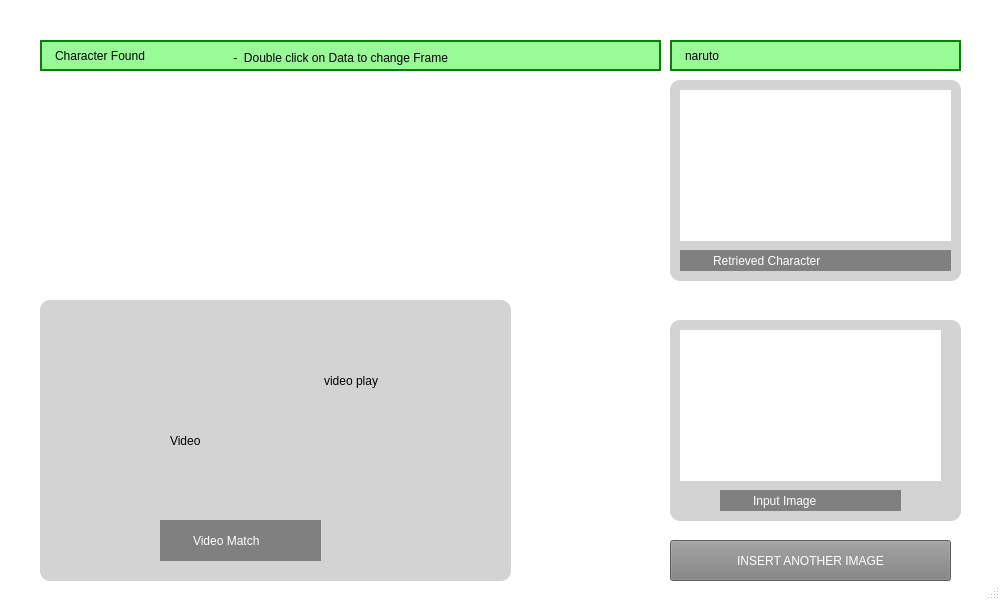
This is UI_ccir.ui in syaz131/Gui-cartoon-retrieval as Qt 5 draws it before an edit. The edited form follows.
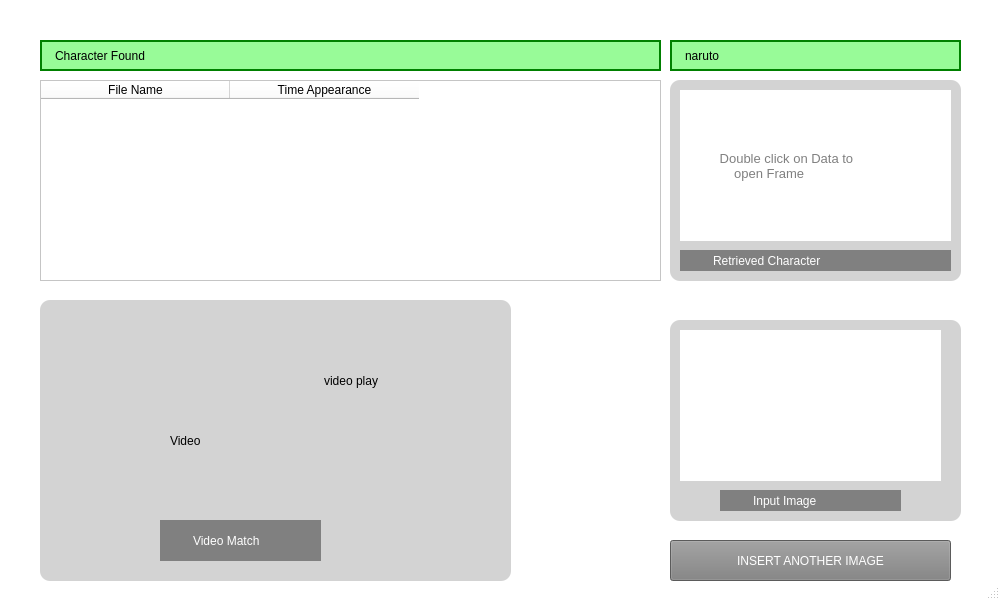
This is the edited form. Icons and pictures are not drawn.

The edit to the form file:
```diff
--- a/UI_ccir.ui
+++ b/UI_ccir.ui
@@ -763,10 +763,13 @@
        </property>
        <property name="styleSheet">
         <string notr="true">background-color:white;
-border-radius: 0;</string>
+border-radius: 0;
+font-size: 9.5pt;
+color: gray;</string>
        </property>
        <property name="text">
-        <string/>
+        <string>           Double click on Data to 
+               open Frame</string>
        </property>
        <property name="pixmap">
         <pixmap>images/title we bare bear.png</pixmap>
@@ -864,21 +867,40 @@
        </property>
       </widget>
      </widget>
-     <widget class="QLabel" name="label_8">
+     <widget class="QTableWidget" name="tableFrameFound">
       <property name="geometry">
        <rect>
-        <x>230</x>
-        <y>50</y>
-        <width>331</width>
-        <height>16</height>
+        <x>40</x>
+        <y>80</y>
+        <width>621</width>
+        <height>201</height>
        </rect>
       </property>
-      <property name="styleSheet">
-       <string notr="true">font: 9pt; background-color:palegreen;</string>
+      <property name="editTriggers">
+       <set>QAbstractItemView::NoEditTriggers</set>
       </property>
-      <property name="text">
-       <string> -  Double click on Data to change Frame</string>
+      <property name="alternatingRowColors">
+       <bool>true</bool>
       </property>
+      <property name="selectionMode">
+       <enum>QAbstractItemView::NoSelection</enum>
+      </property>
+      <attribute name="horizontalHeaderDefaultSectionSize">
+       <number>189</number>
+      </attribute>
+      <attribute name="verticalHeaderCascadingSectionResizes">
+       <bool>false</bool>
+      </attribute>
+      <column>
+       <property name="text">
+        <string>File Name</string>
+       </property>
+      </column>
+      <column>
+       <property name="text">
+        <string>Time Appearance</string>
+       </property>
+      </column>
      </widget>
     </widget>
    </widget>
```
